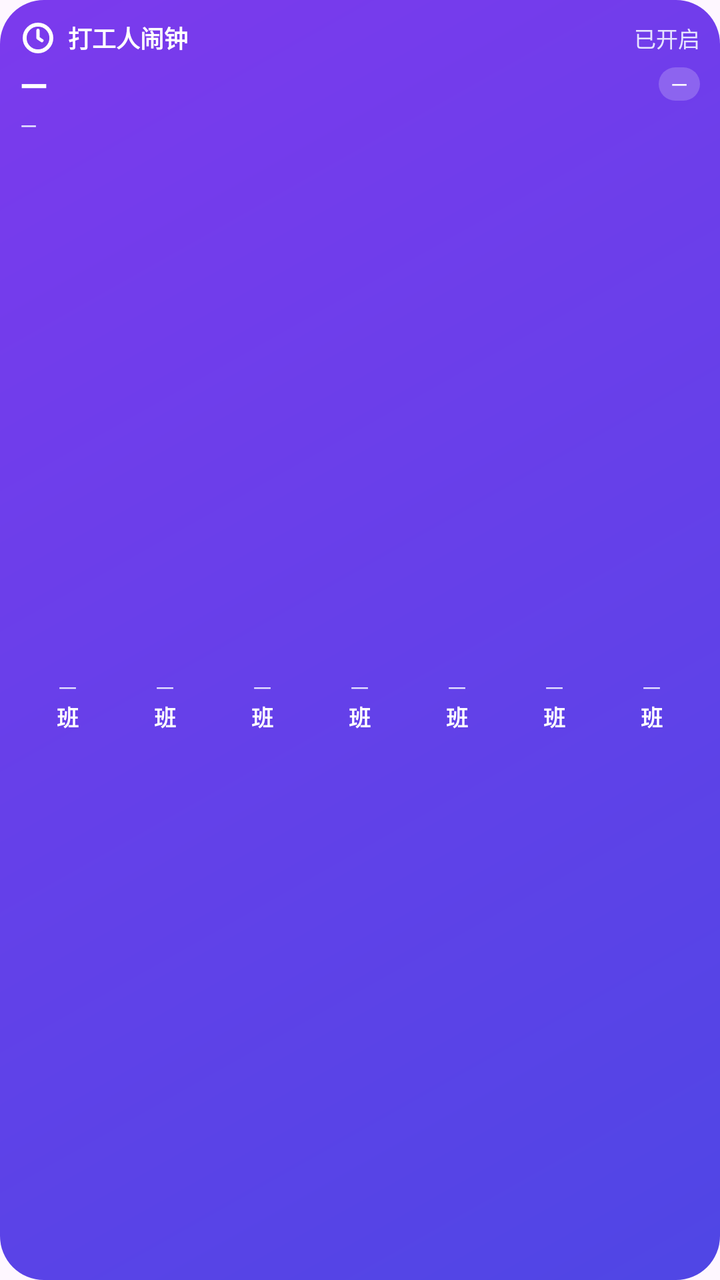
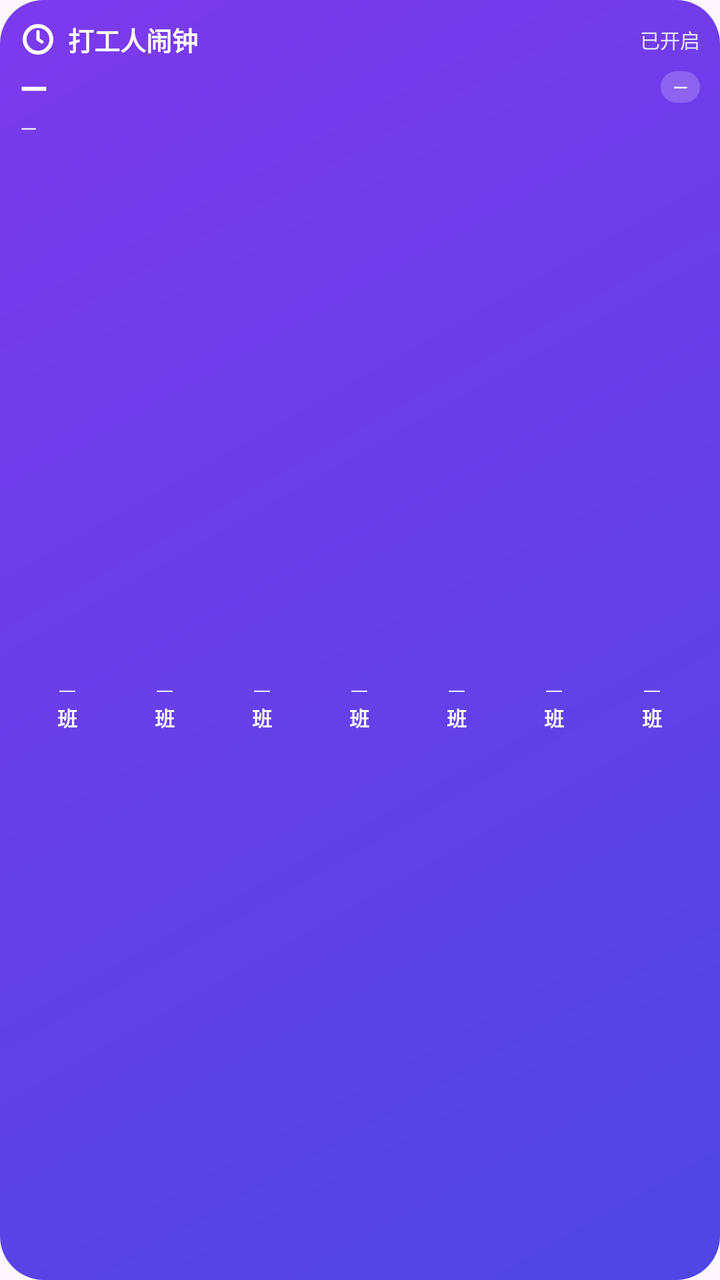

The first picture is an Android layout as it rendered before a commit; the second is the same layout after the commit. The layout source and the unified diff follow.
<!-- AndroidManifest.xml: application theme Theme.WeekdayAlarm -->
<!-- res/layout/widget_next_alarm.xml -->
<?xml version="1.0" encoding="utf-8"?>
<LinearLayout xmlns:android="http://schemas.android.com/apk/res/android"
    android:id="@+id/widget_root"
    android:layout_width="match_parent"
    android:layout_height="match_parent"
    android:background="@drawable/bg_hero"
    android:orientation="vertical"
    android:padding="10dp">

    <LinearLayout
        android:layout_width="match_parent"
        android:layout_height="wrap_content"
        android:gravity="center_vertical"
        android:orientation="horizontal">

        <ImageView
            android:layout_width="18dp"
            android:layout_height="18dp"
            android:importantForAccessibility="no"
            android:src="@drawable/ic_notification" />

        <TextView
            android:layout_width="wrap_content"
            android:layout_height="wrap_content"
            android:layout_marginStart="6dp"
            android:text="打工人闹钟"
            android:textColor="#FFFFFF"
            android:textSize="12sp"
            android:textStyle="bold" />

        <TextView
            android:id="@+id/widget_status"
            android:layout_width="0dp"
            android:layout_height="wrap_content"
            android:layout_weight="1"
            android:gravity="end"
            android:text="已开启"
            android:textColor="#E6E4FF"
            android:textSize="11sp" />
    </LinearLayout>

    
    <LinearLayout
        android:layout_width="match_parent"
        android:layout_height="wrap_content"
        android:layout_marginTop="2dp"
        android:gravity="center_vertical"
        android:orientation="horizontal">

        <TextView
            android:id="@+id/widget_hero"
            android:layout_width="0dp"
            android:layout_height="wrap_content"
            android:layout_weight="1"
            android:ellipsize="end"
            android:maxLines="1"
            android:text="—"
            android:textColor="#FFFFFF"
            android:textSize="18sp"
            android:textStyle="bold" />

        <TextView
            android:id="@+id/widget_chip"
            android:layout_width="wrap_content"
            android:layout_height="wrap_content"
            android:layout_marginStart="6dp"
            android:background="@drawable/bg_chip_white"
            android:maxLines="1"
            android:paddingStart="6dp"
            android:paddingTop="1dp"
            android:paddingEnd="6dp"
            android:paddingBottom="1dp"
            android:text="—"
            android:textColor="@color/white"
            android:textSize="11sp" />
    </LinearLayout>

    
    <TextView
        android:id="@+id/widget_sub"
        android:layout_width="match_parent"
        android:layout_height="wrap_content"
        android:layout_marginTop="1dp"
        android:ellipsize="end"
        android:maxLines="1"
        android:text="—"
        android:textColor="#E6E4FF"
        android:textSize="11sp" />

    
    <LinearLayout
        android:layout_width="match_parent"
        android:layout_height="0dp"
        android:layout_marginTop="4dp"
        android:layout_weight="1"
        android:gravity="center_vertical"
        android:orientation="horizontal">

        <FrameLayout
            android:layout_width="0dp"
            android:layout_height="match_parent"
            android:layout_marginEnd="1dp"
            android:layout_weight="1">

            <FrameLayout
                android:id="@+id/hl_0"
                android:layout_width="match_parent"
                android:layout_height="34dp"
                android:layout_gravity="center_vertical"
                android:background="@drawable/bg_widget_today_solid"
                android:visibility="gone" />

            <LinearLayout
                android:layout_width="match_parent"
                android:layout_height="wrap_content"
                android:layout_gravity="center_vertical"
                android:gravity="center_horizontal"
                android:orientation="vertical">

                <TextView
                    android:id="@+id/day_0"
                    android:layout_width="wrap_content"
                    android:layout_height="wrap_content"
                    android:text="一"
                    android:textColor="#E6E4FF"
                    android:textSize="9sp"
                    android:includeFontPadding="false" />

                <TextView
                    android:id="@+id/label_0"
                    android:layout_width="wrap_content"
                    android:layout_height="wrap_content"
                    android:text="班"
                    android:textColor="#FFFFFF"
                    android:textSize="11sp"
                    android:textStyle="bold"
                    android:includeFontPadding="false" />
            </LinearLayout>
        </FrameLayout>

        <FrameLayout
            android:layout_width="0dp"
            android:layout_height="match_parent"
            android:layout_marginEnd="1dp"
            android:layout_weight="1">

            <FrameLayout
                android:id="@+id/hl_1"
                android:layout_width="match_parent"
                android:layout_height="34dp"
                android:layout_gravity="center_vertical"
                android:background="@drawable/bg_widget_today_solid"
                android:visibility="gone" />

            <LinearLayout
                android:layout_width="match_parent"
                android:layout_height="wrap_content"
                android:layout_gravity="center_vertical"
                android:gravity="center_horizontal"
                android:orientation="vertical">

                <TextView
                    android:id="@+id/day_1"
                    android:layout_width="wrap_content"
                    android:layout_height="wrap_content"
                    android:text="一"
                    android:textColor="#E6E4FF"
                    android:textSize="9sp"
                    android:includeFontPadding="false" />

                <TextView
                    android:id="@+id/label_1"
                    android:layout_width="wrap_content"
                    android:layout_height="wrap_content"
                    android:text="班"
                    android:textColor="#FFFFFF"
                    android:textSize="11sp"
                    android:textStyle="bold"
                    android:includeFontPadding="false" />
            </LinearLayout>
        </FrameLayout>

        <FrameLayout
            android:layout_width="0dp"
            android:layout_height="match_parent"
            android:layout_marginEnd="1dp"
            android:layout_weight="1">

            <FrameLayout
                android:id="@+id/hl_2"
                android:layout_width="match_parent"
                android:layout_height="34dp"
                android:layout_gravity="center_vertical"
                android:background="@drawable/bg_widget_today_solid"
                android:visibility="gone" />

            <LinearLayout
                android:layout_width="match_parent"
                android:layout_height="wrap_content"
                android:layout_gravity="center_vertical"
                android:gravity="center_horizontal"
                android:orientation="vertical">

                <TextView
                    android:id="@+id/day_2"
                    android:layout_width="wrap_content"
                    android:layout_height="wrap_content"
                    android:text="一"
                    android:textColor="#E6E4FF"
                    android:textSize="9sp"
                    android:includeFontPadding="false" />

                <TextView
                    android:id="@+id/label_2"
                    android:layout_width="wrap_content"
                    android:layout_height="wrap_content"
                    android:text="班"
                    android:textColor="#FFFFFF"
                    android:textSize="11sp"
                    android:textStyle="bold"
                    android:includeFontPadding="false" />
            </LinearLayout>
        </FrameLayout>

        <FrameLayout
            android:layout_width="0dp"
            android:layout_height="match_parent"
            android:layout_marginEnd="1dp"
            android:layout_weight="1">

            <FrameLayout
                android:id="@+id/hl_3"
                android:layout_width="match_parent"
                android:layout_height="34dp"
                android:layout_gravity="center_vertical"
                android:background="@drawable/bg_widget_today_solid"
                android:visibility="gone" />

            <LinearLayout
                android:layout_width="match_parent"
                android:layout_height="wrap_content"
                android:layout_gravity="center_vertical"
                android:gravity="center_horizontal"
                android:orientation="vertical">

                <TextView
                    android:id="@+id/day_3"
                    android:layout_width="wrap_content"
                    android:layout_height="wrap_content"
                    android:text="一"
                    android:textColor="#E6E4FF"
                    android:textSize="9sp"
                    android:includeFontPadding="false" />

                <TextView
                    android:id="@+id/label_3"
                    android:layout_width="wrap_content"
                    android:layout_height="wrap_content"
                    android:text="班"
                    android:textColor="#FFFFFF"
                    android:textSize="11sp"
                    android:textStyle="bold"
                    android:includeFontPadding="false" />
            </LinearLayout>
        </FrameLayout>

        <FrameLayout
            android:layout_width="0dp"
            android:layout_height="match_parent"
            android:layout_marginEnd="1dp"
            android:layout_weight="1">

            <FrameLayout
                android:id="@+id/hl_4"
                android:layout_width="match_parent"
                android:layout_height="34dp"
                android:layout_gravity="center_vertical"
                android:background="@drawable/bg_widget_today_solid"
                android:visibility="gone" />

            <LinearLayout
                android:layout_width="match_parent"
                android:layout_height="wrap_content"
                android:layout_gravity="center_vertical"
                android:gravity="center_horizontal"
                android:orientation="vertical">

                <TextView
                    android:id="@+id/day_4"
                    android:layout_width="wrap_content"
                    android:layout_height="wrap_content"
                    android:text="一"
                    android:textColor="#E6E4FF"
                    android:textSize="9sp"
                    android:includeFontPadding="false" />

                <TextView
                    android:id="@+id/label_4"
                    android:layout_width="wrap_content"
                    android:layout_height="wrap_content"
                    android:text="班"
                    android:textColor="#FFFFFF"
                    android:textSize="11sp"
                    android:textStyle="bold"
                    android:includeFontPadding="false" />
            </LinearLayout>
        </FrameLayout>

        <FrameLayout
            android:layout_width="0dp"
            android:layout_height="match_parent"
            android:layout_marginEnd="1dp"
            android:layout_weight="1">

            <FrameLayout
                android:id="@+id/hl_5"
                android:layout_width="match_parent"
                android:layout_height="34dp"
                android:layout_gravity="center_vertical"
                android:background="@drawable/bg_widget_today_solid"
                android:visibility="gone" />

            <LinearLayout
                android:layout_width="match_parent"
                android:layout_height="wrap_content"
                android:layout_gravity="center_vertical"
                android:gravity="center_horizontal"
                android:orientation="vertical">

                <TextView
                    android:id="@+id/day_5"
                    android:layout_width="wrap_content"
                    android:layout_height="wrap_content"
                    android:text="一"
                    android:textColor="#E6E4FF"
                    android:textSize="9sp"
                    android:includeFontPadding="false" />

                <TextView
                    android:id="@+id/label_5"
                    android:layout_width="wrap_content"
                    android:layout_height="wrap_content"
                    android:text="班"
                    android:textColor="#FFFFFF"
                    android:textSize="11sp"
                    android:textStyle="bold"
                    android:includeFontPadding="false" />
            </LinearLayout>
        </FrameLayout>

        <FrameLayout
            android:layout_width="0dp"
            android:layout_height="match_parent"
            android:layout_weight="1">

            <FrameLayout
                android:id="@+id/hl_6"
                android:layout_width="match_parent"
                android:layout_height="34dp"
                android:layout_gravity="center_vertical"
                android:background="@drawable/bg_widget_today_solid"
                android:visibility="gone" />

            <LinearLayout
                android:layout_width="match_parent"
                android:layout_height="wrap_content"
                android:layout_gravity="center_vertical"
                android:gravity="center_horizontal"
                android:orientation="vertical">

                <TextView
                    android:id="@+id/day_6"
                    android:layout_width="wrap_content"
                    android:layout_height="wrap_content"
                    android:text="一"
                    android:textColor="#E6E4FF"
                    android:textSize="9sp"
                    android:includeFontPadding="false" />

                <TextView
                    android:id="@+id/label_6"
                    android:layout_width="wrap_content"
                    android:layout_height="wrap_content"
                    android:text="班"
                    android:textColor="#FFFFFF"
                    android:textSize="11sp"
                    android:textStyle="bold"
                    android:includeFontPadding="false" />
            </LinearLayout>
        </FrameLayout>
    </LinearLayout>
</LinearLayout>
<!-- resources referenced by this layout -->
<resources>
  <color name="white">#FFFFFFFF</color>
  <!-- drawable bg_chip_white (drawable) -->
  <?xml version="1.0" encoding="utf-8"?>
  <shape xmlns:android="http://schemas.android.com/apk/res/android"
      android:shape="rectangle">
      <solid android:color="#33FFFFFF" />
      <corners android:radius="@dimen/radius_pill" />
  </shape>
  <!-- drawable bg_hero (drawable) -->
  <?xml version="1.0" encoding="utf-8"?>
  <shape xmlns:android="http://schemas.android.com/apk/res/android"
      android:shape="rectangle">
      <gradient
          android:angle="135"
          android:startColor="@color/hero_start"
          android:endColor="@color/hero_end" />
      <corners android:radius="@dimen/radius_banner" />
  </shape>
  <!-- drawable bg_widget_today_solid (drawable) -->
  <?xml version="1.0" encoding="utf-8"?>
  <shape xmlns:android="http://schemas.android.com/apk/res/android"
      android:shape="rectangle">
      <solid android:color="#F2FFFFFF" />
      <corners android:radius="@dimen/radius_chip" />
  </shape>
  <!-- drawable ic_notification (drawable) -->
  <?xml version="1.0" encoding="utf-8"?>
  <vector xmlns:android="http://schemas.android.com/apk/res/android"
      android:width="24dp"
      android:height="24dp"
      android:viewportWidth="24"
      android:viewportHeight="24">
      
      <path
          android:fillColor="#00000000"
          android:pathData="M12,12 m-8.9,0 a8.9,8.9 0 1,0 17.8,0 a8.9,8.9 0 1,0 -17.8,0"
          android:strokeColor="#FFFFFF"
          android:strokeWidth="2.6" />
      
      <path
          android:fillColor="#00000000"
          android:pathData="M12,6.9 L12,12 L14.6,13.75"
          android:strokeColor="#FFFFFF"
          android:strokeLineCap="round"
          android:strokeLineJoin="round"
          android:strokeWidth="2.2" />
  </vector>
  <style name="Theme.WeekdayAlarm" parent="Theme.Material3.DayNight.NoActionBar">
          <item name="colorPrimary">@color/indigo</item>
          <item name="colorPrimaryVariant">@color/indigo_dark</item>
          <item name="colorOnPrimary">@color/white</item>
          <item name="android:statusBarColor">@color/bg</item>
          <item name="android:windowLightStatusBar">true</item>
      </style>
  <dimen name="radius_pill">999dp</dimen>
  <color name="hero_start">#4F46E5</color>
  <color name="hero_end">#7C3AED</color>
  <dimen name="radius_banner">22dp</dimen>
  <dimen name="radius_chip">10dp</dimen>
  <color name="indigo">#4F46E5</color>
  <color name="indigo_dark">#4338CA</color>
  <color name="bg">#F4F5FB</color>
</resources>

<!-- the commit's change to res/layout/widget_next_alarm.xml (unified diff, before → after) -->
@@ -25,7 +25,7 @@
             android:layout_marginStart="6dp"
             android:text="打工人闹钟"
             android:textColor="#FFFFFF"
-            android:textSize="12sp"
+            android:textSize="13sp"
             android:textStyle="bold" />
 
         <TextView
@@ -36,7 +36,7 @@
             android:gravity="end"
             android:text="已开启"
             android:textColor="#E6E4FF"
-            android:textSize="11sp" />
+            android:textSize="10sp" />
     </LinearLayout>
 
     
@@ -72,7 +72,7 @@
             android:paddingBottom="1dp"
             android:text="—"
             android:textColor="@color/white"
-            android:textSize="11sp" />
+            android:textSize="10sp" />
     </LinearLayout>
 
     
@@ -123,7 +123,7 @@
                     android:layout_height="wrap_content"
                     android:text="一"
                     android:textColor="#E6E4FF"
-                    android:textSize="9sp"
+                    android:textSize="8.5sp"
                     android:includeFontPadding="false" />
 
                 <TextView
@@ -132,7 +132,7 @@
                     android:layout_height="wrap_content"
                     android:text="班"
                     android:textColor="#FFFFFF"
-                    android:textSize="11sp"
+                    android:textSize="10sp"
                     android:textStyle="bold"
                     android:includeFontPadding="false" />
             </LinearLayout>
@@ -165,7 +165,7 @@
                     android:layout_height="wrap_content"
                     android:text="一"
                     android:textColor="#E6E4FF"
-                    android:textSize="9sp"
+                    android:textSize="8.5sp"
                     android:includeFontPadding="false" />
 
                 <TextView
@@ -174,7 +174,7 @@
                     android:layout_height="wrap_content"
                     android:text="班"
                     android:textColor="#FFFFFF"
-                    android:textSize="11sp"
+                    android:textSize="10sp"
                     android:textStyle="bold"
                     android:includeFontPadding="false" />
             </LinearLayout>
@@ -207,7 +207,7 @@
                     android:layout_height="wrap_content"
                     android:text="一"
                     android:textColor="#E6E4FF"
-                    android:textSize="9sp"
+                    android:textSize="8.5sp"
                     android:includeFontPadding="false" />
 
                 <TextView
@@ -216,7 +216,7 @@
                     android:layout_height="wrap_content"
                     android:text="班"
                     android:textColor="#FFFFFF"
-                    android:textSize="11sp"
+                    android:textSize="10sp"
                     android:textStyle="bold"
                     android:includeFontPadding="false" />
             </LinearLayout>
@@ -249,7 +249,7 @@
                     android:layout_height="wrap_content"
                     android:text="一"
                     android:textColor="#E6E4FF"
-                    android:textSize="9sp"
+                    android:textSize="8.5sp"
                     android:includeFontPadding="false" />
 
                 <TextView
@@ -258,7 +258,7 @@
                     android:layout_height="wrap_content"
                     android:text="班"
                     android:textColor="#FFFFFF"
-                    android:textSize="11sp"
+                    android:textSize="10sp"
                     android:textStyle="bold"
                     android:includeFontPadding="false" />
             </LinearLayout>
@@ -291,7 +291,7 @@
                     android:layout_height="wrap_content"
                     android:text="一"
                     android:textColor="#E6E4FF"
-                    android:textSize="9sp"
+                    android:textSize="8.5sp"
                     android:includeFontPadding="false" />
 
                 <TextView
@@ -300,7 +300,7 @@
                     android:layout_height="wrap_content"
                     android:text="班"
                     android:textColor="#FFFFFF"
-                    android:textSize="11sp"
+                    android:textSize="10sp"
                     android:textStyle="bold"
                     android:includeFontPadding="false" />
             </LinearLayout>
@@ -333,7 +333,7 @@
                     android:layout_height="wrap_content"
                     android:text="一"
                     android:textColor="#E6E4FF"
-                    android:textSize="9sp"
+                    android:textSize="8.5sp"
                     android:includeFontPadding="false" />
 
                 <TextView
@@ -342,7 +342,7 @@
                     android:layout_height="wrap_content"
                     android:text="班"
                     android:textColor="#FFFFFF"
-                    android:textSize="11sp"
+                    android:textSize="10sp"
                     android:textStyle="bold"
                     android:includeFontPadding="false" />
             </LinearLayout>
@@ -374,7 +374,7 @@
                     android:layout_height="wrap_content"
                     android:text="一"
                     android:textColor="#E6E4FF"
-                    android:textSize="9sp"
+                    android:textSize="8.5sp"
                     android:includeFontPadding="false" />
 
                 <TextView
@@ -383,7 +383,7 @@
                     android:layout_height="wrap_content"
                     android:text="班"
                     android:textColor="#FFFFFF"
-                    android:textSize="11sp"
+                    android:textSize="10sp"
                     android:textStyle="bold"
                     android:includeFontPadding="false" />
             </LinearLayout>
